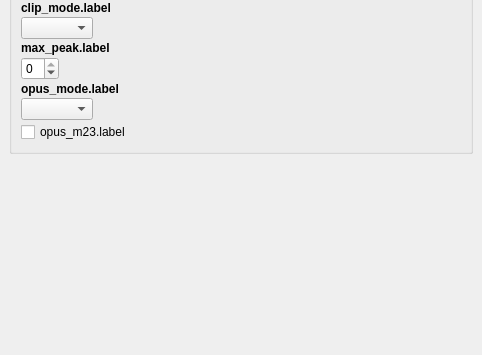
Before: the Qt Designer form ui_options.ui in metabrainz/picard-plugin-replaygain2, drawn with Qt 5; both pictures show x 0 to 482 and y 222 to 577 of the 482 by 577 pixel window.
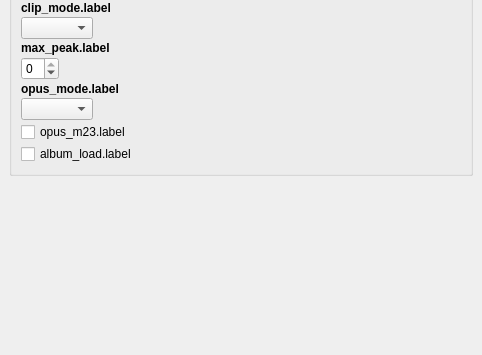
After: the same form once the commit is applied.

Commit message: Add option for calculating ReplayGain on load

The edit to the form file:
```diff
--- a/ui_options.ui
+++ b/ui_options.ui
@@ -255,6 +255,13 @@
         </property>
        </widget>
       </item>
+      <item>
+       <widget class="QCheckBox" name="album_load">
+        <property name="text">
+         <string>album_load.label</string>
+        </property>
+       </widget>
+      </item>
      </layout>
     </widget>
    </item>
```
The commit also changes 8 other files.
